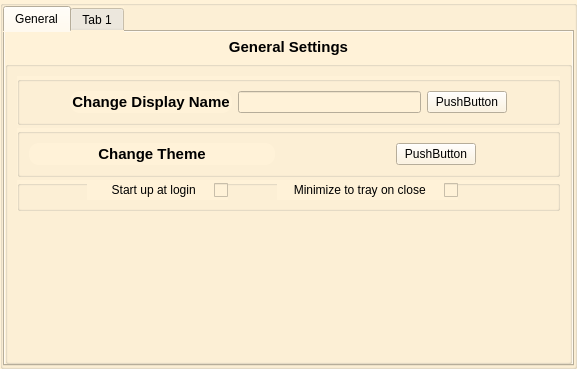
This is main_shit/settings_page.ui in Deatrax/ordo as Qt 5 draws it before an edit. The edited form follows.
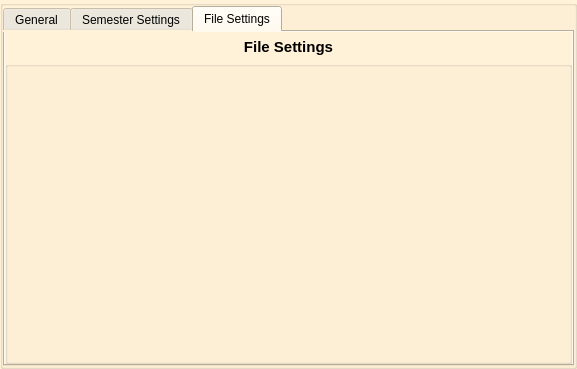
This is the edited form. The open tabs and pages were chosen to show the change.

Commit message: added more tabs to the settings window and also more checkboxes

Diff of the .ui file:
```diff
--- a/main_shit/settings_page.ui
+++ b/main_shit/settings_page.ui
@@ -276,41 +276,58 @@
                <property name="title">
                 <string/>
                </property>
+               <layout class="QHBoxLayout" name="horizontalLayout_5">
+                <item>
                <widget class="QCheckBox" name="checkBox">
-                <property name="geometry">
-                 <rect>
-                  <x>70</x>
-                  <y>0</y>
-                  <width>141</width>
-                  <height>20</height>
-                 </rect>
-                </property>
                 <property name="layoutDirection">
                  <enum>Qt::RightToLeft</enum>
                 </property>
+                  <property name="styleSheet">
+                   <string notr="true">border:0px solid black;
+border-radius: 10px;
+font-size: 15px;
+  font-weight: 600;
+  line-height: 1;
+  padding: 2px 2px;
+color:black;
+</string>
+                  </property>
                 <property name="text">
-                 <string>Start up at login    </string>
+                   <string>Start up at login    :</string>
                 </property>
                 <property name="checked">
                  <bool>false</bool>
                 </property>
                </widget>
+                </item>
+                <item>
                <widget class="QCheckBox" name="checkBox_2">
-                <property name="geometry">
-                 <rect>
-                  <x>260</x>
-                  <y>0</y>
-                  <width>181</width>
-                  <height>20</height>
-                 </rect>
-                </property>
                 <property name="layoutDirection">
                  <enum>Qt::RightToLeft</enum>
                 </property>
+                  <property name="styleSheet">
+                   <string notr="true">border:0px solid black;
+border-radius: 10px;
+font-size: 15px;
+  font-weight: 600;
+  line-height: 1;
+  padding: 2px 2px;
+color:black;
+</string>
+                  </property>
                 <property name="text">
-                 <string>Minimize to tray on close    </string>
-                </property>
-               </widget>
+                   <string>Minimize to tray on close    :</string>
+                  </property>
+                 </widget>
+                </item>
+               </layout>
+              </widget>
+             </item>
+             <item>
+              <widget class="QGroupBox" name="groupBox_4">
+               <property name="title">
+                <string/>
+               </property>
               </widget>
              </item>
              <item>
@@ -333,7 +350,7 @@
         </widget>
         <widget class="QWidget" name="SettingsTab2">
          <attribute name="title">
-          <string>Tab 1</string>
+          <string>Semester Settings</string>
          </attribute>
          <layout class="QVBoxLayout" name="verticalLayout">
           <property name="spacing">
@@ -392,6 +409,67 @@
           </item>
          </layout>
         </widget>
+        <widget class="QWidget" name="FileSettings">
+         <attribute name="title">
+          <string>File Settings</string>
+         </attribute>
+         <layout class="QVBoxLayout" name="verticalLayout_4">
+          <property name="spacing">
+           <number>0</number>
+          </property>
+          <property name="leftMargin">
+           <number>0</number>
+          </property>
+          <property name="topMargin">
+           <number>0</number>
+          </property>
+          <property name="rightMargin">
+           <number>0</number>
+          </property>
+          <property name="bottomMargin">
+           <number>0</number>
+          </property>
+          <item>
+           <widget class="QLabel" name="label_4">
+            <property name="sizePolicy">
+             <sizepolicy hsizetype="Preferred" vsizetype="Fixed">
+              <horstretch>0</horstretch>
+              <verstretch>0</verstretch>
+             </sizepolicy>
+            </property>
+            <property name="minimumSize">
+             <size>
+              <width>0</width>
+              <height>29</height>
+             </size>
+            </property>
+            <property name="styleSheet">
+             <string notr="true">border:0px solid black;
+border-radius: 10px;
+font-size: 15px;
+  font-weight: 600;
+  line-height: 1;
+  padding: 2px 2px;
+color:black;
+</string>
+            </property>
+            <property name="text">
+             <string>File Settings</string>
+            </property>
+            <property name="alignment">
+             <set>Qt::AlignCenter</set>
+            </property>
+           </widget>
+          </item>
+          <item>
+           <widget class="QGroupBox" name="GeneralSettignsTitleBar_3">
+            <property name="title">
+             <string/>
+            </property>
+           </widget>
+          </item>
+         </layout>
+        </widget>
        </widget>
       </item>
      </layout>
```
Lines whose indentation alone changed are shown as unchanged.
